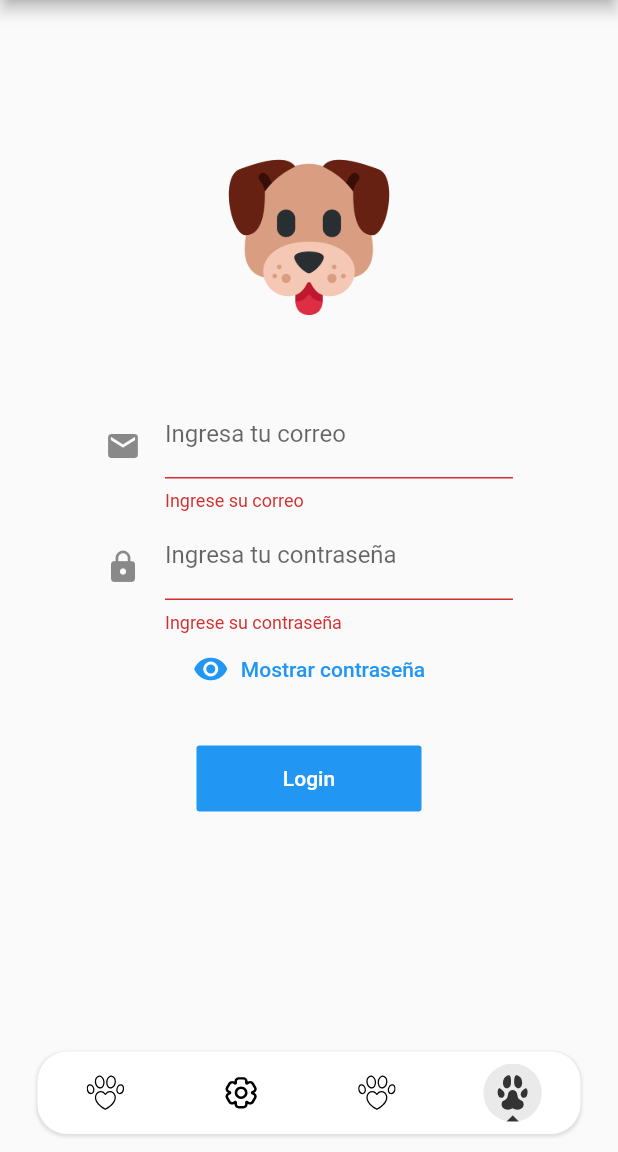
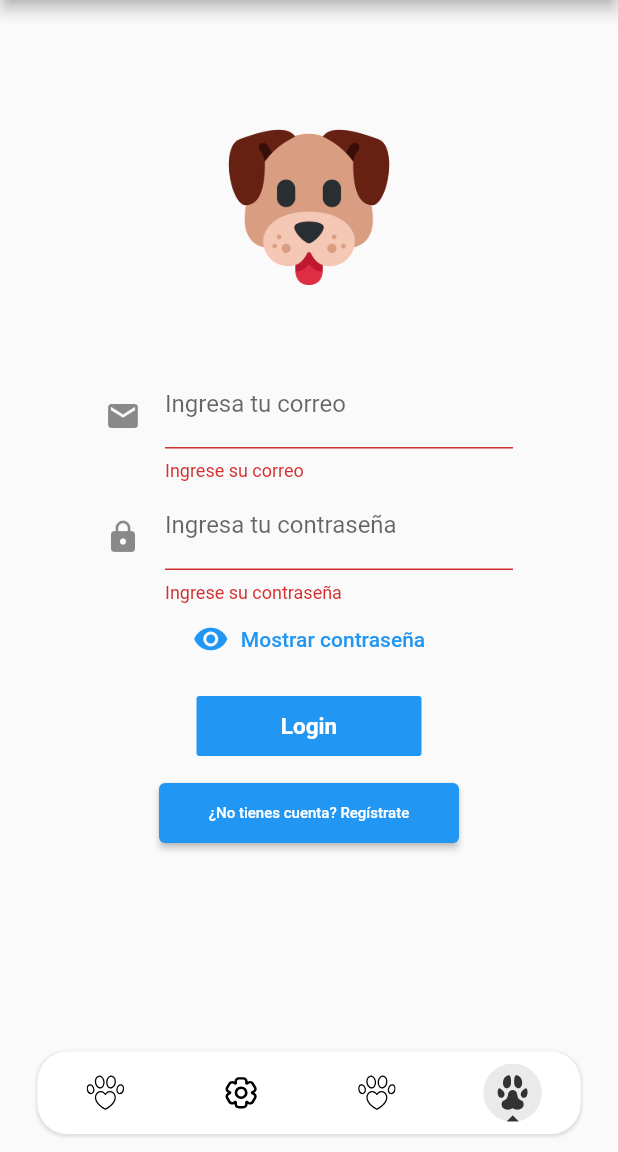
Before and after one commit to warevil/rescatadog, a Flutter app: the screen it shows after launch, item 4 of the bottom bar chosen, after a tap on "Login", on a phone screen of 412 x 824 dp, the part 84-1236 px from its top. Run offline on Flutter 3.47's test engine with Material 2 defaults, Android fonts, the light colour scheme and no system bars; our stand-ins replace flutter_svg; statements that could not run were skipped.

Commit message:
Navegacion agregada entre login/register

```diff
--- a/lib/login/page.dart
+++ b/lib/login/page.dart
@@ -1,4 +1,5 @@
 import 'package:flutter/material.dart';
+import '../register/page.dart';
 
 void main() {
   runApp(LoginApp());
@@ -48,8 +49,8 @@ class _LoginState extends State<MyHomeLoginApp> {
   Widget build(BuildContext context) {
     return Scaffold(
         body: Container(
-            margin: EdgeInsets.only(top: 50, left: 20, right: 20, bottom: 50),
-            padding: EdgeInsets.only(top: 50, left: 50, right: 50, bottom: 50),
+            margin: EdgeInsets.only(top: 40, left: 20, right: 20, bottom: 40),
+            padding: EdgeInsets.only(top: 40, left: 50, right: 50, bottom: 40),
             child: Center(
               child: Column(
                 children: [
@@ -73,9 +74,24 @@ class _LoginState extends State<MyHomeLoginApp> {
                             : 'Ocultar contraseña'),
                       ),
                       Container(
-                        margin: EdgeInsets.only(top: 25),
+                        margin: EdgeInsets.only(top: 10, bottom: 10),
                         width: 150,
                         child: loginButton(),
+                      ),
+                      ElevatedButton(
+                        onPressed: () {
+                          Navigator.push(
+                              context,
+                              MaterialPageRoute(
+                                  builder: (context) => RegisterApp()));
+                        },
+                        style: ElevatedButton.styleFrom(
+                            minimumSize: const Size(200, 40),
+                            maximumSize: const Size(200, 40)),
+                        child: const Text(
+                          '¿No tienes cuenta? Regístrate',
+                          style: TextStyle(fontSize: 10.0),
+                        ),
                       )
                     ]),
                   )
@@ -130,7 +146,8 @@ class _LoginState extends State<MyHomeLoginApp> {
   Widget loginButton() {
     final ButtonStyle flatButtonStyle = TextButton.styleFrom(
       primary: Colors.white,
-      minimumSize: Size(88, 44),
+      minimumSize: const Size(200, 40),
+      maximumSize: const Size(200, 40),
       padding: EdgeInsets.symmetric(horizontal: 16.0),
       shape: const RoundedRectangleBorder(
         borderRadius: BorderRadius.all(Radius.circular(2.0)),
@@ -142,11 +159,14 @@ class _LoginState extends State<MyHomeLoginApp> {
       style: flatButtonStyle,
       onPressed: () {
         if (_formkey.currentState!.validate()) {
-          Scaffold.of(context)
-              .showSnackBar(SnackBar(content: Text('Accesando al Sistema')));
+          Scaffold.of(context).showSnackBar(SnackBar(
+              content: Text('Accesando al Sistema'),
+              behavior: SnackBarBehavior.floating,
+              margin: EdgeInsets.only(bottom: 75.0)));
         }
       },
-      child: Text('Login'),
+      child: Text('Login',
+          style: TextStyle(fontWeight: FontWeight.bold, fontSize: 15.0)),
     );
   }
 }
```
Also changed, not shown: lib/register/page.dart (added, +25 -0 lines), 1 other file.
